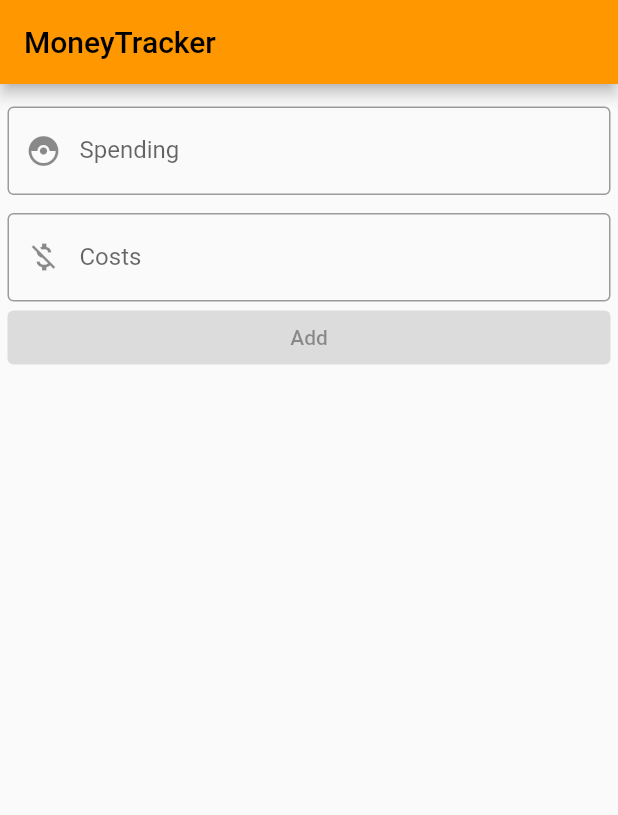
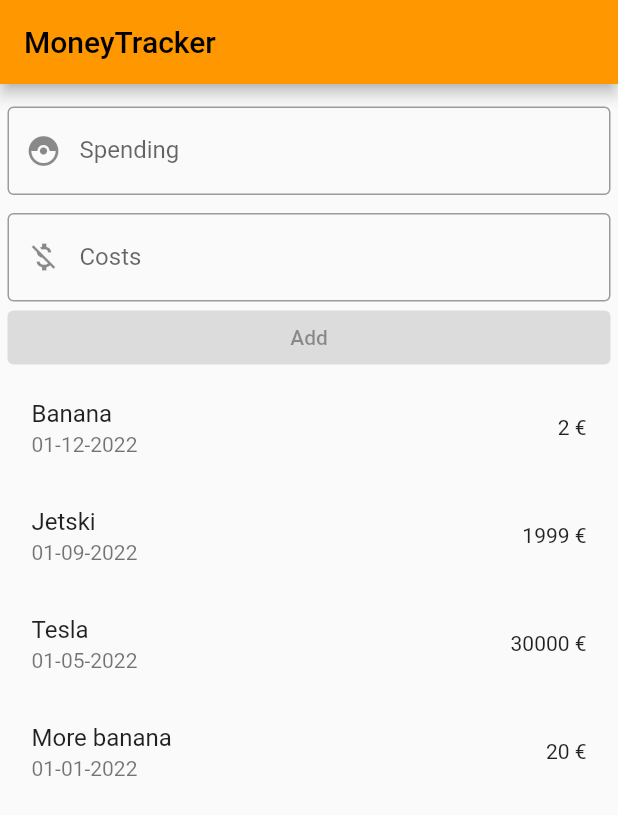
Before and after one commit to Goala/flutter_money_tracker, a Flutter app: the screen it shows after launch, on a phone screen of 412 x 824 dp. Shown: the top 815 px of the screen. Run offline on Flutter 3.47's test engine with Material 2 defaults, Android fonts, the phone set to English and light mode, and no system bars.

Commit message:
Add list

```diff
--- a/lib/recorder.dart
+++ b/lib/recorder.dart
@@ -76,7 +76,35 @@ class _MoneyRecorderState extends State<MoneyRecorder> {
                   onPressed: !(_showCostsClear && _showSpendingClear)
                       ? null
                       : _addSpending,
-                  child: const Text('Add')))
+                  child: const Text('Add'))),
+          Expanded(
+            child: SizedBox(
+              child: ListView(
+                children: const [
+                  ListTile(
+                    title: Text('Banana'),
+                    subtitle: Text('01-12-2022'),
+                    trailing: Text('2 €'),
+                  ),
+                  ListTile(
+                    title: Text('Jetski'),
+                    subtitle: Text('01-09-2022'),
+                    trailing: Text('1999 €'),
+                  ),
+                  ListTile(
+                    title: Text('Tesla'),
+                    subtitle: Text('01-05-2022'),
+                    trailing: Text('30000 €'),
+                  ),
+                  ListTile(
+                    title: Text('More banana'),
+                    subtitle: Text('01-01-2022'),
+                    trailing: Text('20 €'),
+                  ),
+                ],
+              ),
+            ),
+          )
         ],
       ),
     );
@@ -87,10 +115,7 @@ class _MoneyRecorderState extends State<MoneyRecorder> {
       return null;
     }
 
-    return IconButton(
-        key: const Key('dsa'),
-        icon: const Icon(Icons.clear),
-        onPressed: _clearSpending);
+    return IconButton(icon: const Icon(Icons.clear), onPressed: _clearSpending);
   }
 
   Widget? _clearCostsInput() {
@@ -98,10 +123,7 @@ class _MoneyRecorderState extends State<MoneyRecorder> {
       return null;
     }
 
-    return IconButton(
-        key: const Key('asd'),
-        icon: const Icon(Icons.clear),
-        onPressed: _clearCosts);
+    return IconButton(icon: const Icon(Icons.clear), onPressed: _clearCosts);
   }
 
   Function? _addSpending() {
```
